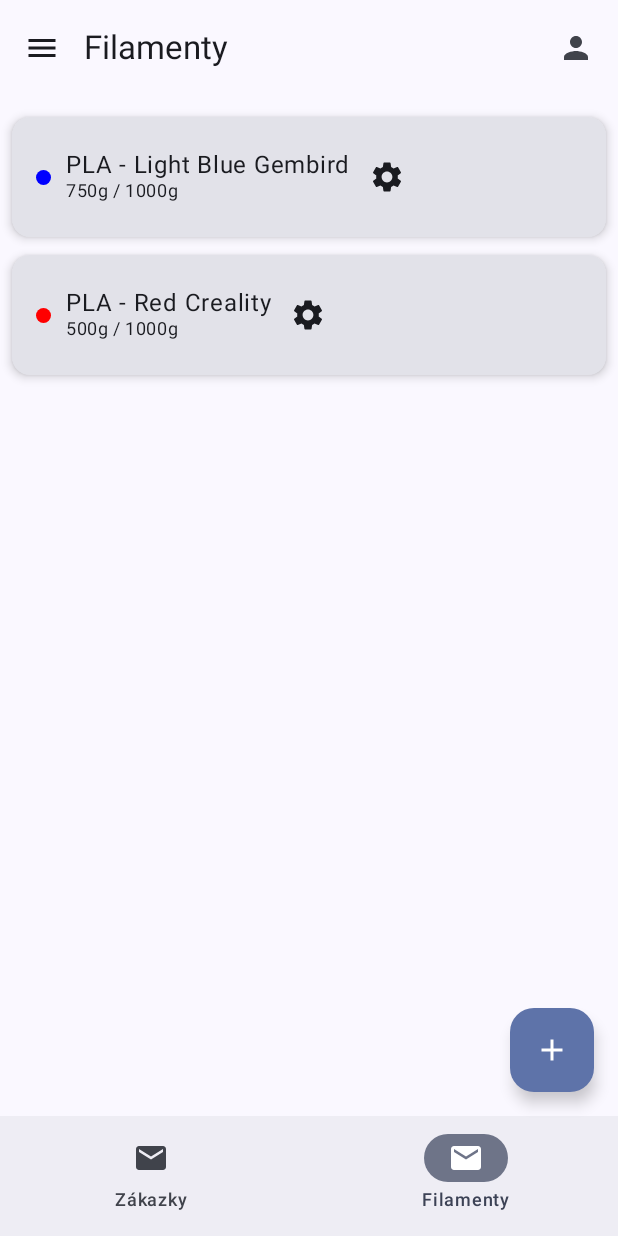
After one commit to OliverMidl/3DPrint, an Android app built with Jetpack Compose: the FilamentyScreen screen opened through its navigation route, on a phone screen of 412 x 824 dp. The commit adds this screen. Run offline under Robolectric (Android 15) with nearby library versions, the phone set to English and light mode, and no system bars.

Commit message:
Dalsia obrazovka

```diff
--- a/app/build.gradle.kts
+++ b/app/build.gradle.kts
@@ -57,4 +57,7 @@ dependencies {
     androidTestImplementation(libs.androidx.ui.test.junit4)
     debugImplementation(libs.androidx.ui.tooling)
     debugImplementation(libs.androidx.ui.test.manifest)
+    implementation(libs.androidx.navigation.compose)
+    implementation(libs.androidx.lifecycle.viewmodel.compose)
+
 }
--- /dev/null
+++ b/app/src/main/java/com/example/a3dprint/FilamentyScreen.kt
@@ -0,0 +1,141 @@
+package com.example.a3dprint
+
+import androidx.compose.foundation.background
+import androidx.compose.foundation.layout.Arrangement
+import androidx.compose.foundation.layout.Box
+import androidx.compose.foundation.layout.Column
+import androidx.compose.foundation.layout.Row
+import androidx.compose.foundation.layout.Spacer
+import androidx.compose.foundation.layout.fillMaxSize
+import androidx.compose.foundation.layout.fillMaxWidth
+import androidx.compose.foundation.layout.padding
+import androidx.compose.foundation.layout.size
+import androidx.compose.foundation.layout.width
+import androidx.compose.foundation.shape.CircleShape
+import androidx.compose.foundation.shape.RoundedCornerShape
+import androidx.compose.material.icons.Icons
+import androidx.compose.material.icons.filled.Add
+import androidx.compose.material.icons.filled.Email
+import androidx.compose.material.icons.filled.Menu
+import androidx.compose.material.icons.filled.Person
+import androidx.compose.material.icons.filled.Settings
+import androidx.compose.ui.graphics.Color
+import androidx.compose.material3.Card
+import androidx.compose.material3.CardDefaults
+import androidx.compose.material3.ExperimentalMaterial3Api
+import androidx.compose.material3.FloatingActionButton
+import androidx.compose.material3.Icon
+import androidx.compose.material3.IconButton
+import androidx.compose.material3.MaterialTheme
+import androidx.compose.material3.NavigationBar
+import androidx.compose.material3.NavigationBarItem
+import androidx.compose.material3.Scaffold
+import androidx.compose.material3.Text
+import androidx.compose.material3.TopAppBar
+import androidx.compose.runtime.Composable
+import androidx.compose.runtime.collectAsState
+import androidx.compose.runtime.getValue
+import androidx.compose.runtime.mutableStateOf
+import androidx.compose.runtime.remember
+import androidx.compose.runtime.setValue
+import androidx.compose.ui.Alignment
+import androidx.compose.ui.Modifier
+import androidx.compose.ui.draw.clip
+import androidx.compose.ui.unit.dp
+import com.example.a3dprint.data.FilamentViewModel
+import androidx.lifecycle.viewmodel.compose.viewModel
+
+
+@OptIn(ExperimentalMaterial3Api::class)
+@Composable
+fun FilamentyScreen(
+    viewModel: FilamentViewModel = viewModel(),
+    onNavigateToZakazky: () -> Unit
+) {
+    val filaments = viewModel.filaments.collectAsState().value
+    var selectedTab by remember { mutableStateOf(1) }
+
+    Scaffold(
+        bottomBar = {
+            NavigationBar {
+                NavigationBarItem(
+                    selected = false,
+                    onClick = { onNavigateToZakazky() },
+                    icon = { Icon(Icons.Default.Email, contentDescription = "Zákazky") },
+                    label = { Text("Zákazky") }
+                )
+                NavigationBarItem(
+                    selected = true,
+                    onClick = {}, // sme na Filamentoch
+                    icon = { Icon(Icons.Default.Email, contentDescription = "Filamenty") },
+                    label = { Text("Filamenty") }
+                )
+                // ...
+            }
+        },
+        topBar = {
+            TopAppBar(
+                title = { Text("Filamenty") },
+                navigationIcon = {
+                    IconButton(onClick = {}) {
+                        Icon(Icons.Default.Menu, contentDescription = "Menu")
+                    }
+                },
+                actions = {
+                    IconButton(onClick = {}) {
+                        Icon(Icons.Default.Person, contentDescription = "Profile")
+                    }
+                }
+            )
+        },
+        floatingActionButton = {
+            FloatingActionButton(onClick = { /* Pridaj nový filament */ }) {
+                Icon(Icons.Default.Add, contentDescription = "Add Filament")
+            }
+        },
+    ) { padding ->
+        Column(
+            modifier = Modifier
+                .padding(padding)
+                .padding(8.dp)
+                .fillMaxSize()
+        ) {
+            filaments.forEach { filament ->
+                Card(
+                    modifier = Modifier
+                        .fillMaxWidth()
+                        .padding(vertical = 6.dp),
+                    shape = RoundedCornerShape(12.dp),
+                    elevation = CardDefaults.cardElevation(4.dp)
+                ) {
+                    Row(
+                        modifier = Modifier
+                            .padding(16.dp),
+                        verticalAlignment = Alignment.CenterVertically,
+                        horizontalArrangement = Arrangement.SpaceBetween
+                    ) {
+                        Row(verticalAlignment = Alignment.CenterVertically) {
+                            Box(
+                                modifier = Modifier
+                                    .size(10.dp)
+                                    .clip(CircleShape) // najprv orežeme tvar
+                                    .background(filament.color) // potom dáme farbu
+                            )
+                            Spacer(modifier = Modifier.width(10.dp))
+                            Column {
+                                Text(filament.name, style = MaterialTheme.typography.bodyLarge)
+                                Text(
+                                    "${filament.currentWeight}g / ${filament.maxWeight}g",
+                                    style = MaterialTheme.typography.bodySmall
+                                )
+                            }
+                        }
+                        IconButton(onClick = { /* nastavenia */ }) {
+                            Icon(Icons.Default.Settings, contentDescription = "Nastavenia")
+                        }
+                    }
+                }
+            }
+        }
+    }
+}
--- a/app/src/main/java/com/example/a3dprint/MainActivity.kt
+++ b/app/src/main/java/com/example/a3dprint/MainActivity.kt
@@ -19,7 +19,7 @@ class MainActivity : ComponentActivity() {
         enableEdgeToEdge()
         setContent {
             _3DPrintTheme {
-                ZakazkyScreen()
+                MainNavigation()
             }
         }
     }
--- /dev/null
+++ b/app/src/main/java/com/example/a3dprint/MainNavigation.kt
@@ -0,0 +1,23 @@
+package com.example.a3dprint
+
+import androidx.compose.runtime.Composable
+import androidx.navigation.compose.NavHost
+import androidx.navigation.compose.composable
+import androidx.navigation.compose.rememberNavController
+
+@Composable
+fun MainNavigation() {
+    val navController = rememberNavController()
+    NavHost(navController = navController, startDestination = "zakazky") {
+        composable("zakazky") {
+            ZakazkyScreen(onNavigateToFilamenty = {
+                navController.navigate("filamenty")
+            })
+        }
+        composable("filamenty") {
+            FilamentyScreen(onNavigateToZakazky = {
+                navController.navigate("zakazky")
+            })
+        }
+    }
+}
--- a/app/src/main/java/com/example/a3dprint/MainScreen.kt
+++ b/app/src/main/java/com/example/a3dprint/ZakazkyScreen.kt
@@ -14,28 +14,44 @@ import androidx.compose.foundation.lazy.grid.*
 import androidx.compose.material3.*
 import androidx.compose.runtime.*
 import androidx.compose.ui.Alignment
-import androidx.compose.ui.graphics.Color
 import androidx.compose.ui.unit.dp
-import androidx.compose.ui.unit.sp
 import androidx.compose.material.icons.Icons
 import androidx.compose.material.icons.filled.Edit
 import androidx.compose.material.icons.filled.Menu
 import androidx.compose.material.icons.filled.Person
 import androidx.compose.material.icons.filled.Star
 import androidx.compose.material.icons.filled.Email
-import androidx.compose.ui.text.style.TextAlign
 import com.example.a3dprint.data.MainScreenViewModel
+import androidx.lifecycle.viewmodel.compose.viewModel
 
 @OptIn(ExperimentalMaterial3Api::class)
 @Composable
 fun ZakazkyScreen(
-    viewModel: MainScreenViewModel = viewModel()
+    viewModel: MainScreenViewModel = viewModel(),
+    onNavigateToFilamenty: () -> Unit
 ) {
     val zakazky = viewModel.zakazky.collectAsState().value
 
     var selectedTab by remember { mutableStateOf(0) }
 
     Scaffold(
+        bottomBar = {
+            NavigationBar {
+                NavigationBarItem(
+                    selected = true,
+                    onClick = {}, // sme na Zákazkách
+                    icon = { Icon(Icons.Default.Email, contentDescription = "Zákazky") },
+                    label = { Text("Zákazky") }
+                )
+                NavigationBarItem(
+                    selected = false,
+                    onClick = { onNavigateToFilamenty() },
+                    icon = { Icon(Icons.Default.Email, contentDescription = "Filamenty") },
+                    label = { Text("Filamenty") }
+                )
+                // ...
+            }
+        },
         topBar = {
             TopAppBar(
                 title = { Text("Zákazky") },
@@ -54,28 +70,6 @@ fun ZakazkyScreen(
         floatingActionButton = {
             FloatingActionButton(onClick = {}) {
                 Icon(Icons.Default.Edit, contentDescription = "Add/Edit")
-            }
-        },
-        bottomBar = {
-            NavigationBar {
-                NavigationBarItem(
-                    selected = selectedTab == 0,
-                    onClick = { selectedTab = 0 },
-                    icon = { Icon(Icons.Default.Email, contentDescription = "Zákazky") },
-                    label = { Text("Zákazky") }
-                )
-                NavigationBarItem(
-                    selected = selectedTab == 1,
-                    onClick = { selectedTab = 1 },
-                    icon = { Icon(Icons.Default.Email, contentDescription = "Filamenty") },
-                    label = { Text("Filamenty") }
-                )
-                NavigationBarItem(
-                    selected = selectedTab == 2,
-                    onClick = { selectedTab = 2 },
-                    icon = { Icon(Icons.Default.Star, contentDescription = "Financie") },
-                    label = { Text("Financie") }
-                )
             }
         },
         content = { padding ->
--- /dev/null
+++ b/app/src/main/java/com/example/a3dprint/data/FilamentViewModel.kt
@@ -0,0 +1,23 @@
+package com.example.a3dprint.data
+
+import androidx.compose.ui.graphics.Color
+import androidx.lifecycle.ViewModel
+import kotlinx.coroutines.flow.MutableStateFlow
+import kotlinx.coroutines.flow.StateFlow
+
+data class Filament(
+    val name: String,
+    val currentWeight: Int,
+    val maxWeight: Int,
+    val color: Color // toto je DÔLEŽITÉ
+)
+
+class FilamentViewModel : ViewModel() {
+    private val _filaments = MutableStateFlow(
+        listOf(
+            Filament("PLA - Light Blue Gembird", 750, 1000, Color.Blue),
+            Filament("PLA - Red Creality", 500, 1000, Color.Red)
+        )
+    )
+    val filaments: StateFlow<List<Filament>> = _filaments
+}
--- a/gradle/libs.versions.toml
+++ b/gradle/libs.versions.toml
@@ -8,10 +8,13 @@ espressoCore = "3.6.1"
 lifecycleRuntimeKtx = "2.8.7"
 activityCompose = "1.10.1"
 composeBom = "2024.09.00"
+navigationCompose = "2.8.9"
 playServicesMaps = "19.2.0"
 
 [libraries]
 androidx-core-ktx = { group = "androidx.core", name = "core-ktx", version.ref = "coreKtx" }
+androidx-lifecycle-viewmodel-compose = { module = "androidx.lifecycle:lifecycle-viewmodel-compose", version.ref = "lifecycleRuntimeKtx" }
+androidx-navigation-compose = { module = "androidx.navigation:navigation-compose", version.ref = "navigationCompose" }
 junit = { group = "junit", name = "junit", version.ref = "junit" }
 androidx-junit = { group = "androidx.test.ext", name = "junit", version.ref = "junitVersion" }
 androidx-espresso-core = { group = "androidx.test.espresso", name = "espresso-core", version.ref = "espressoCore" }
```
